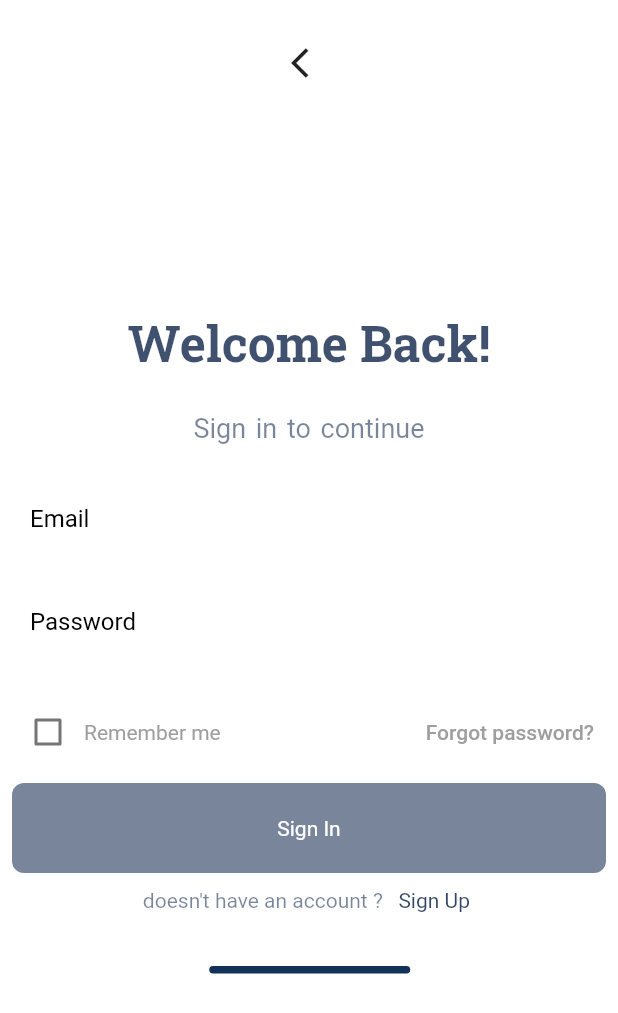
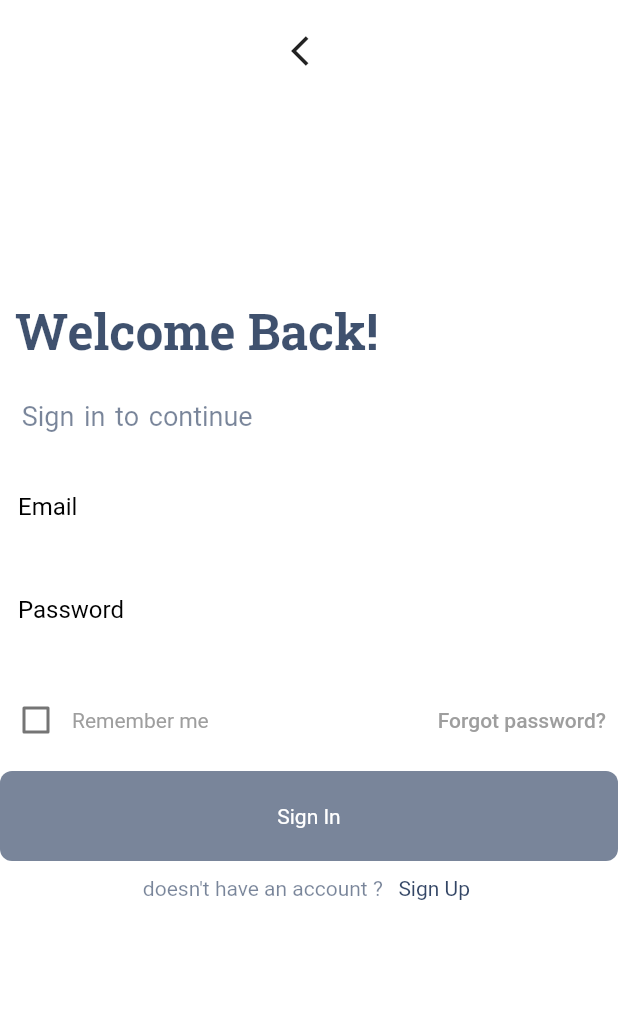
Before and after one commit to RokayaFawzy/Ettamentest, a Flutter app: the screen it shows after launch, after a tap on "SIGN IN", on a phone screen of 412 x 824 dp. Shown: the top 1013 px of the screen. Run offline on Flutter 3.47's test engine with Material 2 defaults, Android fonts, the phone set to English and light mode, and no system bars.

Commit message:
fix _lineEnd height

```diff
--- a/lib/modules/screens/login_screen.dart
+++ b/lib/modules/screens/login_screen.dart
@@ -18,11 +18,9 @@ class _LoginScreenState extends State<LoginScreen> {
   Widget build(BuildContext context) {
     return Material(
       color: Colors.white,
-      child: SingleChildScrollView(
       child: SafeArea(
-          child: Padding(
-            padding: const EdgeInsets.all(8.0),
-            child: Column(
+        child: ListView(
+          shrinkWrap: true,
           children: [
             Padding(
               padding: const EdgeInsets.all(10),
@@ -141,8 +139,6 @@ class _LoginScreenState extends State<LoginScreen> {
           ],
         ),
       ),
-        ),
-      ),
     );
   }
 
@@ -175,7 +171,9 @@ class _LoginScreenState extends State<LoginScreen> {
   }
 
   Widget _buildOtherLogin() {
-    return const Center();
+    return Container(
+      height: 1000,
+    );
   }
 
   Widget _lineEnd() {
```
Lines whose indentation alone changed are shown as unchanged.
